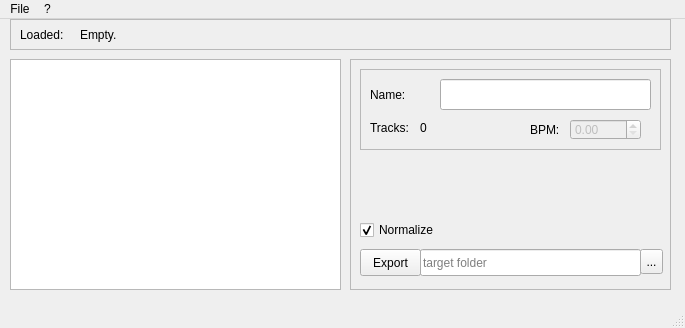
Qt form GUI/MainWindow.ui (jarills/bouncinsp) before a commit.
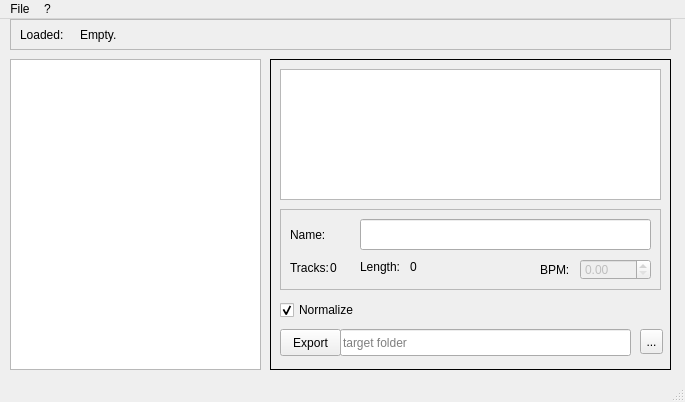
The same form after that commit.

Commit message: - graphical representation of the pattern - show pattern length

Diff of the .ui file:
```diff
--- a/GUI/MainWindow.ui
+++ b/GUI/MainWindow.ui
@@ -7,9 +7,15 @@
     <x>0</x>
     <y>0</y>
     <width>685</width>
-    <height>328</height>
+    <height>402</height>
    </rect>
   </property>
+  <property name="sizePolicy">
+   <sizepolicy hsizetype="Fixed" vsizetype="Fixed">
+    <horstretch>0</horstretch>
+    <verstretch>0</verstretch>
+   </sizepolicy>
+  </property>
   <property name="windowTitle">
    <string>Bouncin' SP v0.1 by jarills' dusty labs</string>
   </property>
@@ -19,8 +25,8 @@
      <rect>
       <x>10</x>
       <y>40</y>
-      <width>331</width>
-      <height>231</height>
+      <width>251</width>
+      <height>311</height>
      </rect>
     </property>
     <property name="editTriggers">
@@ -39,17 +45,20 @@
     </property>
     <property name="geometry">
      <rect>
-      <x>350</x>
+      <x>270</x>
       <y>40</y>
-      <width>321</width>
-      <height>231</height>
+      <width>401</width>
+      <height>311</height>
      </rect>
     </property>
     <property name="frameShape">
-     <enum>QFrame::StyledPanel</enum>
+     <enum>QFrame::Box</enum>
     </property>
     <property name="frameShadow">
-     <enum>QFrame::Raised</enum>
+     <enum>QFrame::Plain</enum>
+    </property>
+    <property name="midLineWidth">
+     <number>1</number>
     </property>
     <widget class="QPushButton" name="exportButton">
      <property name="enabled">
@@ -58,7 +67,7 @@
      <property name="geometry">
       <rect>
        <x>10</x>
-       <y>190</y>
+       <y>270</y>
        <width>61</width>
        <height>27</height>
       </rect>
@@ -71,8 +80,8 @@
      <property name="geometry">
       <rect>
        <x>70</x>
-       <y>190</y>
-       <width>221</width>
+       <y>270</y>
+       <width>291</width>
        <height>27</height>
       </rect>
      </property>
@@ -86,8 +95,8 @@
     <widget class="QToolButton" name="browseFolderButton">
      <property name="geometry">
       <rect>
-       <x>290</x>
-       <y>190</y>
+       <x>370</x>
+       <y>270</y>
        <width>23</width>
        <height>25</height>
       </rect>
@@ -100,7 +109,7 @@
      <property name="geometry">
       <rect>
        <x>10</x>
-       <y>160</y>
+       <y>240</y>
        <width>101</width>
        <height>22</height>
       </rect>
@@ -116,8 +125,8 @@
      <property name="geometry">
       <rect>
        <x>10</x>
-       <y>10</y>
-       <width>301</width>
+       <y>150</y>
+       <width>381</width>
        <height>81</height>
       </rect>
      </property>
@@ -130,9 +139,9 @@
      <widget class="QLabel" name="label">
       <property name="geometry">
        <rect>
-        <x>170</x>
+        <x>260</x>
         <y>50</y>
-        <width>41</width>
+        <width>31</width>
         <height>21</height>
        </rect>
       </property>
@@ -146,7 +155,7 @@
       </property>
       <property name="geometry">
        <rect>
-        <x>210</x>
+        <x>300</x>
         <y>50</y>
         <width>71</width>
         <height>21</height>
@@ -158,7 +167,7 @@
        <rect>
         <x>10</x>
         <y>50</y>
-        <width>58</width>
+        <width>41</width>
         <height>17</height>
        </rect>
       </property>
@@ -169,9 +178,9 @@
      <widget class="QLabel" name="labelNumTracks">
       <property name="geometry">
        <rect>
-        <x>60</x>
+        <x>50</x>
         <y>50</y>
-        <width>58</width>
+        <width>21</width>
         <height>17</height>
        </rect>
       </property>
@@ -197,11 +206,47 @@
        <rect>
         <x>80</x>
         <y>10</y>
-        <width>211</width>
+        <width>291</width>
         <height>31</height>
        </rect>
       </property>
      </widget>
+     <widget class="QLabel" name="label_5">
+      <property name="geometry">
+       <rect>
+        <x>80</x>
+        <y>50</y>
+        <width>46</width>
+        <height>16</height>
+       </rect>
+      </property>
+      <property name="text">
+       <string>Length:</string>
+      </property>
+     </widget>
+     <widget class="QLabel" name="lengthLabel">
+      <property name="geometry">
+       <rect>
+        <x>130</x>
+        <y>50</y>
+        <width>31</width>
+        <height>16</height>
+       </rect>
+      </property>
+      <property name="text">
+       <string>0</string>
+      </property>
+     </widget>
+    </widget>
+    <widget class="QGraphicsView" name="patternView">
+     <property name="geometry">
+      <rect>
+       <x>10</x>
+       <y>10</y>
+       <width>381</width>
+       <height>131</height>
+      </rect>
+     </property>
     </widget>
    </widget>
    <widget class="QFrame" name="songFrame">
```
Left out of the diff: 2 changed lines with no effect on the pictures. The commit also changes 3 other files.
